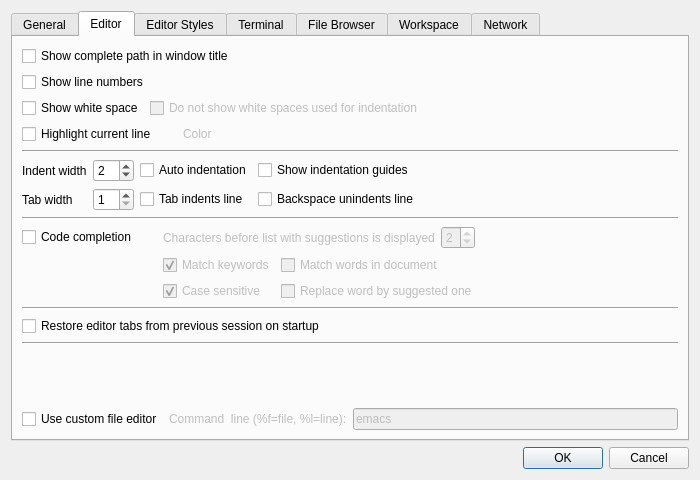
This is libgui/src/settings-dialog.ui in ctaggart/octave as Qt 5 draws it before an edit. The edited form follows.
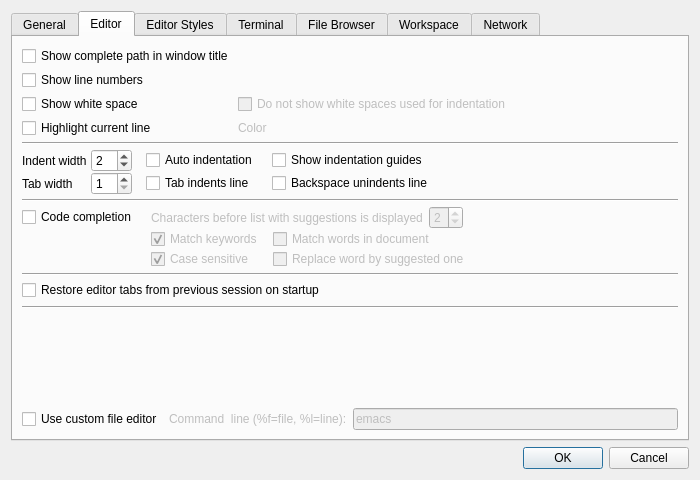
This is the edited form. The open tabs and pages were chosen to show the change.

Commit message:
fix dialog for editor settings for better view in MacOS X (thanks to Ben)
* settings-dialog.ui: clean up and rearrange elements of editor pane

```diff
--- a/libgui/src/settings-dialog.ui
+++ b/libgui/src/settings-dialog.ui
@@ -197,33 +197,39 @@
       <layout class="QVBoxLayout" name="verticalLayout_6">
        <item>
         <layout class="QVBoxLayout" name="verticalLayout_9">
+         <property name="spacing">
+          <number>4</number>
+         </property>
          <item>
-          <widget class="QCheckBox" name="editor_longWindowTitle">
-           <property name="text">
-            <string>Show complete path in window title</string>
+          <layout class="QGridLayout" name="editor_common_settings_grid">
+           <property name="spacing">
+            <number>-1</number>
            </property>
-          </widget>
-         </item>
-         <item>
-          <widget class="QCheckBox" name="editor_showLineNumbers">
-           <property name="enabled">
-            <bool>true</bool>
-           </property>
-           <property name="text">
-            <string>Show line numbers</string>
-           </property>
-          </widget>
-         </item>
-         <item>
-          <layout class="QHBoxLayout" name="horizontalLayout_4">
-           <item>
+           <item row="2" column="0">
             <widget class="QCheckBox" name="editor_ws_checkbox">
              <property name="text">
               <string>Show white space</string>
              </property>
             </widget>
            </item>
-           <item>
+           <item row="1" column="0">
+            <widget class="QCheckBox" name="editor_showLineNumbers">
+             <property name="enabled">
+              <bool>true</bool>
+             </property>
+             <property name="text">
+              <string>Show line numbers</string>
+             </property>
+            </widget>
+           </item>
+           <item row="0" column="0">
+            <widget class="QCheckBox" name="editor_longWindowTitle">
+             <property name="text">
+              <string>Show complete path in window title</string>
+             </property>
+            </widget>
+           </item>
+           <item row="2" column="1">
             <widget class="QCheckBox" name="editor_ws_indent_checkbox">
              <property name="enabled">
               <bool>false</bool>
@@ -233,24 +239,7 @@
              </property>
             </widget>
            </item>
-           <item>
-            <spacer name="horizontalSpacer_12">
-             <property name="orientation">
-              <enum>Qt::Horizontal</enum>
-             </property>
-             <property name="sizeHint" stdset="0">
-              <size>
-               <width>40</width>
-               <height>20</height>
-              </size>
-             </property>
-            </spacer>
-           </item>
-          </layout>
-         </item>
-         <item>
-          <layout class="QGridLayout" name="editor_grid_current_line" rowstretch="0" columnstretch="0,0,0,0,0">
-           <item row="0" column="0">
+           <item row="3" column="0">
             <widget class="QCheckBox" name="editor_highlightCurrentLine">
              <property name="enabled">
               <bool>true</bool>
@@ -260,56 +249,102 @@
              </property>
             </widget>
            </item>
-           <item row="0" column="1">
-            <spacer name="horizontalSpacer_10">
-             <property name="orientation">
-              <enum>Qt::Horizontal</enum>
+           <item row="3" column="1">
+            <layout class="QGridLayout" name="editor_grid_current_line" rowstretch="0" columnstretch="0,0,0,0,0">
+             <property name="horizontalSpacing">
+              <number>12</number>
              </property>
-             <property name="sizeType">
-              <enum>QSizePolicy::Fixed</enum>
+             <property name="verticalSpacing">
+              <number>0</number>
              </property>
-             <property name="sizeHint" stdset="0">
-              <size>
-               <width>20</width>
-               <height>0</height>
-              </size>
-             </property>
-            </spacer>
-           </item>
-           <item row="0" column="4">
-            <spacer name="horizontalSpacer_9">
-             <property name="orientation">
-              <enum>Qt::Horizontal</enum>
-             </property>
-             <property name="sizeHint" stdset="0">
-              <size>
-               <width>40</width>
-               <height>20</height>
-              </size>
-             </property>
-            </spacer>
+             <item row="0" column="1">
+              <widget class="QLabel" name="editor_label_cl_color">
+               <property name="enabled">
+                <bool>false</bool>
+               </property>
+               <property name="text">
+                <string>Color</string>
+               </property>
+              </widget>
+             </item>
+             <item row="0" column="3">
+              <spacer name="horizontalSpacer_11">
+               <property name="orientation">
+                <enum>Qt::Horizontal</enum>
+               </property>
+               <property name="sizeType">
+                <enum>QSizePolicy::Fixed</enum>
+               </property>
+               <property name="sizeHint" stdset="0">
+                <size>
+                 <width>80</width>
+                 <height>20</height>
+                </size>
+               </property>
+              </spacer>
+             </item>
+             <item row="0" column="4">
+              <spacer name="horizontalSpacer_9">
+               <property name="orientation">
+                <enum>Qt::Horizontal</enum>
+               </property>
+               <property name="sizeHint" stdset="0">
+                <size>
+                 <width>40</width>
+                 <height>20</height>
+                </size>
+               </property>
+              </spacer>
+             </item>
+            </layout>
            </item>
            <item row="0" column="2">
-            <widget class="QLabel" name="editor_label_cl_color">
-             <property name="enabled">
-              <bool>false</bool>
+            <spacer name="horizontalSpacer_12">
+             <property name="orientation">
+              <enum>Qt::Horizontal</enum>
              </property>
-             <property name="text">
-              <string>Color</string>
+             <property name="sizeHint" stdset="0">
+              <size>
+               <width>40</width>
+               <height>20</height>
+              </size>
              </property>
-            </widget>
+            </spacer>
            </item>
-           <item row="0" column="3">
-            <spacer name="horizontalSpacer_11">
+           <item row="1" column="2">
+            <spacer name="horizontalSpacer_16">
              <property name="orientation">
               <enum>Qt::Horizontal</enum>
              </property>
-             <property name="sizeType">
-              <enum>QSizePolicy::Fixed</enum>
+             <property name="sizeHint" stdset="0">
+              <size>
+               <width>40</width>
+               <height>20</height>
+              </size>
              </property>
+            </spacer>
+           </item>
+           <item row="2" column="2">
+            <spacer name="horizontalSpacer_17">
+             <property name="orientation">
+              <enum>Qt::Horizontal</enum>
+             </property>
              <property name="sizeHint" stdset="0">
               <size>
-               <width>80</width>
+               <width>40</width>
+               <height>20</height>
+              </size>
+             </property>
+            </spacer>
+           </item>
+           <item row="3" column="2">
+            <spacer name="horizontalSpacer_18">
+             <property name="orientation">
+              <enum>Qt::Horizontal</enum>
+             </property>
+             <property name="sizeHint" stdset="0">
+              <size>
+               <width>40</width>
                <height>20</height>
               </size>
              </property>
@@ -326,6 +361,25 @@
          </item>
          <item>
           <layout class="QGridLayout" name="gridLayout_4">
+           <property name="verticalSpacing">
+            <number>0</number>
+           </property>
+           <item row="0" column="3">
+            <spacer name="horizontalSpacer_10">
+             <property name="orientation">
+              <enum>Qt::Horizontal</enum>
+             </property>
+             <property name="sizeType">
+              <enum>QSizePolicy::Fixed</enum>
+             </property>
+             <property name="sizeHint" stdset="0">
+              <size>
+               <width>10</width>
+               <height>0</height>
+              </size>
+             </property>
+            </spacer>
+           </item>
            <item row="0" column="0">
             <widget class="QLabel" name="label_13">
              <property name="text">
@@ -367,7 +421,7 @@
              </property>
             </widget>
            </item>
-           <item row="0" column="5">
+           <item row="0" column="6">
             <widget class="QCheckBox" name="editor_ind_guides_checkbox">
              <property name="text">
               <string>Show indentation guides</string>
@@ -384,14 +438,14 @@
              </property>
             </widget>
            </item>
-           <item row="2" column="5">
+           <item row="2" column="6">
             <widget class="QCheckBox" name="editor_bs_unind_checkbox">
              <property name="text">
               <string>Backspace unindents line</string>
              </property>
             </widget>
            </item>
-           <item row="0" column="9">
+           <item row="0" column="10">
             <spacer name="horizontalSpacer_13">
              <property name="orientation">
               <enum>Qt::Horizontal</enum>
@@ -404,6 +458,35 @@
              </property>
             </spacer>
            </item>
+           <item row="0" column="5">
+            <spacer name="horizontalSpacer_14">
+             <property name="orientation">
+              <enum>Qt::Horizontal</enum>
+             </property>
+             <property name="sizeType">
+              <enum>QSizePolicy::Fixed</enum>
+             </property>
+             <property name="sizeHint" stdset="0">
+              <size>
+               <width>10</width>
+               <height>0</height>
+              </size>
+             </property>
+            </spacer>
+           </item>
+           <item row="2" column="10">
+            <spacer name="horizontalSpacer_20">
+             <property name="orientation">
+              <enum>Qt::Horizontal</enum>
+             </property>
+             <property name="sizeHint" stdset="0">
+              <size>
+               <width>40</width>
+               <height>20</height>
+              </size>
+             </property>
+            </spacer>
+           </item>
           </layout>
          </item>
          <item>
@@ -415,6 +498,9 @@
          </item>
          <item>
           <layout class="QGridLayout" name="gridLayout_2">
+           <property name="verticalSpacing">
+            <number>0</number>
+           </property>
            <item row="0" column="0">
             <widget class="QCheckBox" name="editor_codeCompletion">
              <property name="enabled">
@@ -428,22 +514,6 @@
              </property>
             </widget>
            </item>
-           <item row="0" column="1">
-            <spacer name="horizontalSpacer_7">
-             <property name="orientation">
-              <enum>Qt::Horizontal</enum>
-             </property>
-             <property name="sizeType">
-              <enum>QSizePolicy::Fixed</enum>
-             </property>
-             <property name="sizeHint" stdset="0">
-              <size>
-               <width>20</width>
-               <height>0</height>
-              </size>
-             </property>
-            </spacer>
-           </item>
            <item row="0" column="2">
             <layout class="QHBoxLayout" name="horizontalLayout_2">
              <property name="spacing">
@@ -501,25 +571,21 @@
            </item>
            <item row="1" column="2">
             <layout class="QGridLayout" name="gridLayout_3">
+             <property name="verticalSpacing">
+              <number>0</number>
+             </property>
              <item row="0" column="1">
-              <widget class="QCheckBox" name="editor_checkbox_ac_document">
-               <property name="enabled">
-                <bool>false</bool>
-               </property>
-               <property name="text">
-                <string>Match words in document</string>
-               </property>
-              </widget>
-             </item>
-             <item row="0" column="2">
-              <spacer name="horizontalSpacer_8">
+              <spacer name="horizontalSpacer_15">
                <property name="orientation">
                 <enum>Qt::Horizontal</enum>
                </property>
+               <property name="sizeType">
+                <enum>QSizePolicy::Fixed</enum>
+               </property>
                <property name="sizeHint" stdset="0">
                 <size>
-                 <width>40</width>
-                 <height>20</height>
+                 <width>10</width>
+                 <height>0</height>
                 </size>
                </property>
               </spacer>
@@ -550,7 +616,7 @@
                </property>
               </widget>
              </item>
-             <item row="1" column="1">
+             <item row="1" column="2">
               <widget class="QCheckBox" name="editor_checkbox_ac_replace">
                <property name="enabled">
                 <bool>false</bool>
@@ -560,8 +626,60 @@
                </property>
               </widget>
              </item>
+             <item row="0" column="3">
+              <spacer name="horizontalSpacer_8">
+               <property name="orientation">
+                <enum>Qt::Horizontal</enum>
+               </property>
+               <property name="sizeHint" stdset="0">
+                <size>
+                 <width>40</width>
+                 <height>20</height>
+                </size>
+               </property>
+              </spacer>
+             </item>
+             <item row="0" column="2">
+              <widget class="QCheckBox" name="editor_checkbox_ac_document">
+               <property name="enabled">
+                <bool>false</bool>
+               </property>
+               <property name="text">
+                <string>Match words in document</string>
+               </property>
+              </widget>
+             </item>
+             <item row="1" column="3">
+              <spacer name="horizontalSpacer_19">
+               <property name="orientation">
+                <enum>Qt::Horizontal</enum>
+               </property>
+               <property name="sizeHint" stdset="0">
+                <size>
+                 <width>40</width>
+                 <height>20</height>
+                </size>
+               </property>
+              </spacer>
+             </item>
             </layout>
            </item>
+           <item row="0" column="1">
+            <spacer name="horizontalSpacer_7">
+             <property name="orientation">
+              <enum>Qt::Horizontal</enum>
+             </property>
+             <property name="sizeType">
+              <enum>QSizePolicy::Fixed</enum>
+             </property>
+             <property name="sizeHint" stdset="0">
+              <size>
+               <width>10</width>
+               <height>0</height>
+              </size>
+             </property>
+            </spacer>
+           </item>
           </layout>
          </item>
          <item>
@@ -572,11 +690,27 @@
           </widget>
          </item>
          <item>
-          <widget class="QCheckBox" name="editor_restoreSession">
-           <property name="text">
-            <string>Restore editor tabs from previous session on startup</string>
+          <layout class="QVBoxLayout" name="verticalLayout_11">
+           <property name="topMargin">
+            <number>0</number>
            </property>
-          </widget>
+           <property name="bottomMargin">
+            <number>0</number>
+           </property>
+           <item>
+            <widget class="QCheckBox" name="editor_restoreSession">
+             <property name="sizePolicy">
+              <sizepolicy hsizetype="Minimum" vsizetype="Fixed">
+               <horstretch>0</horstretch>
+               <verstretch>0</verstretch>
+              </sizepolicy>
+             </property>
+             <property name="text">
+              <string>Restore editor tabs from previous session on startup</string>
+             </property>
+            </widget>
+           </item>
+          </layout>
          </item>
         </layout>
        </item>
```
Left out of the diff: 72 changed lines with no effect on the pictures.
